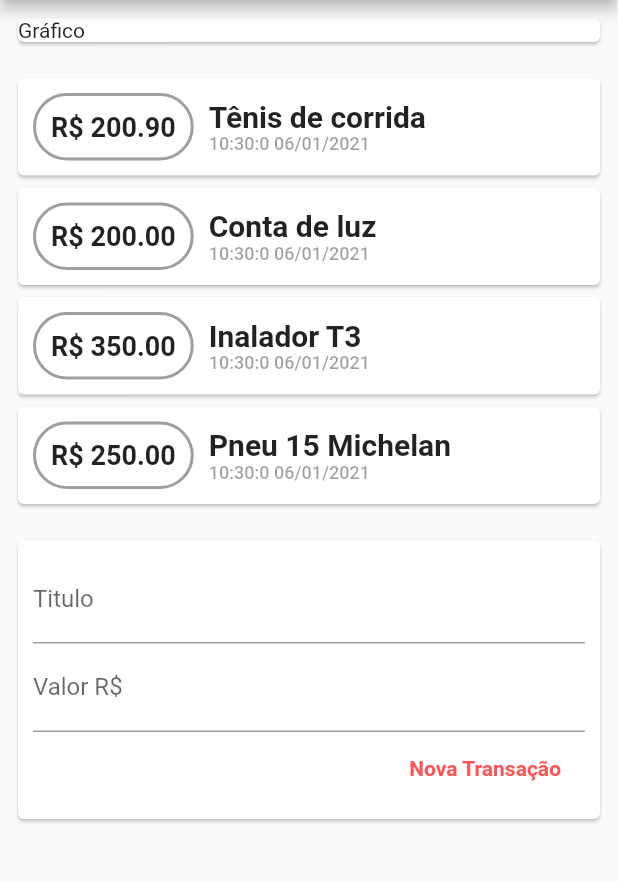
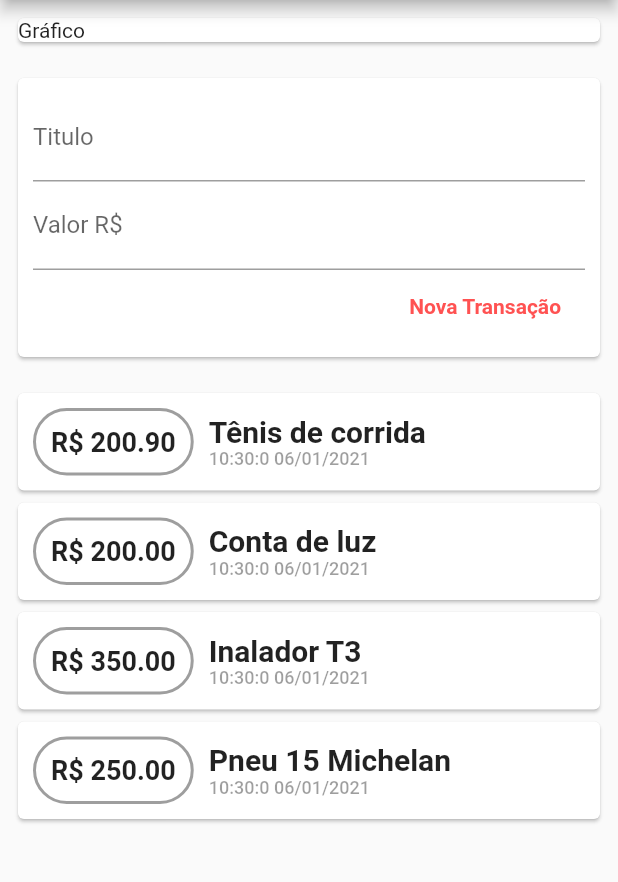
Before and after one commit to BSTK/app_expenses, a Flutter app: the screen it shows after launch, after a tap on "Nova Transação", on a phone screen of 412 x 824 dp, the part 84-966 px from its top. Run offline on Flutter 3.47's test engine with Material 2 defaults, Android fonts, the phone set to English and light mode, and no system bars.

Commit message:
main - Organização de código

```diff
--- a/lib/home/homepage.dart
+++ b/lib/home/homepage.dart
@@ -16,6 +16,12 @@ class _HomePageState extends State<HomePage> {
   void initState() {
     SystemChrome.setEnabledSystemUIOverlays([]);
     super.initState();
+  }
+
+  @override
+  void dispose() {
+    SystemChrome.setEnabledSystemUIOverlays(SystemUiOverlay.values);
+    super.dispose();
   }
 
   @override
@@ -38,10 +44,4 @@ class _HomePageState extends State<HomePage> {
     );
   }
 
-  @override
-  void dispose() {
-    SystemChrome.setEnabledSystemUIOverlays(SystemUiOverlay.values);
-    super.dispose();
-  }
-
 }
--- a/lib/trancacao/componentes/transacoes-form.dart
+++ b/lib/trancacao/componentes/transacoes-form.dart
@@ -8,7 +8,7 @@ class TransacoesForm extends StatelessWidget {
   final Function(String, String) criaNovaTransacao;
 
   TransacoesForm({
-    this.criaNovaTransacao
+    @required this.criaNovaTransacao
   });
 
   @override
--- a/lib/trancacao/componentes/transacoes-list.dart
+++ b/lib/trancacao/componentes/transacoes-list.dart
@@ -7,22 +7,11 @@ class TransacoesList extends StatelessWidget {
   final List<Transacao> transacoesRealizadas;
 
   const TransacoesList({
-    this.transacoesRealizadas
+    @required this.transacoesRealizadas
   });
 
-  @override
-  Widget build(BuildContext context) {
-    return Container(
-      padding: EdgeInsets.all(8.0),
-      child: Column(
-        children: [...cardsDeTransacoes()],
-      ),
-    );
-  }
-
-  List<Widget> cardsDeTransacoes() {
-    return transacoesRealizadas
-        .map((transacao) => Card(
+  Card itemTransacao(final Transacao transacao) {
+    return Card(
         child: Row(
           children: [
             Container(
@@ -68,7 +57,22 @@ class TransacoesList extends StatelessWidget {
             )
           ],
         )
-    ))
-    .toList();
+    );
   }
+
+  @override
+  Widget build(BuildContext context) {
+    return Container(
+      height: MediaQuery.of(context).size.height / 2,
+      padding: EdgeInsets.all(8.0),
+      child: ListView.builder(
+        itemCount: transacoesRealizadas.length,
+        itemBuilder: (builderContext, index) {
+          final transacao = transacoesRealizadas[index];
+          return itemTransacao(transacao);
+        },
+      ),
+    );
+  }
+
 }
--- a/lib/trancacao/componentes/transacoes.dart
+++ b/lib/trancacao/componentes/transacoes.dart
@@ -39,21 +39,8 @@ class _TransacoesState extends State<Transacoes> {
     )
   ];
 
-  @override
-  Widget build(BuildContext context) {
-    return Column(
-      children: [
-        TransacoesList(
-          transacoesRealizadas: transacoes
-        ),
-        TransacoesForm(
-          criaNovaTransacao: criaNovaTransacao
-        )
-      ],
-    );
-  }
-
-  void criaNovaTransacao(final String titulo, final String valor) {
+  void criaNovaTransacao(final String titulo,
+                         final String valor) {
     if (titulo.isNotEmpty && valor.isNotEmpty) {
       final novaTransacao = Transacao(
           uuid: Random().nextDouble().toString(),
@@ -65,4 +52,15 @@ class _TransacoesState extends State<Transacoes> {
       setState(() => transacoes.add(novaTransacao));
     }
   }
+
+  @override
+  Widget build(BuildContext context) {
+    return Column(
+      children: [
+        TransacoesForm(criaNovaTransacao: criaNovaTransacao),
+        TransacoesList(transacoesRealizadas: transacoes),
+      ],
+    );
+  }
+
 }
```
